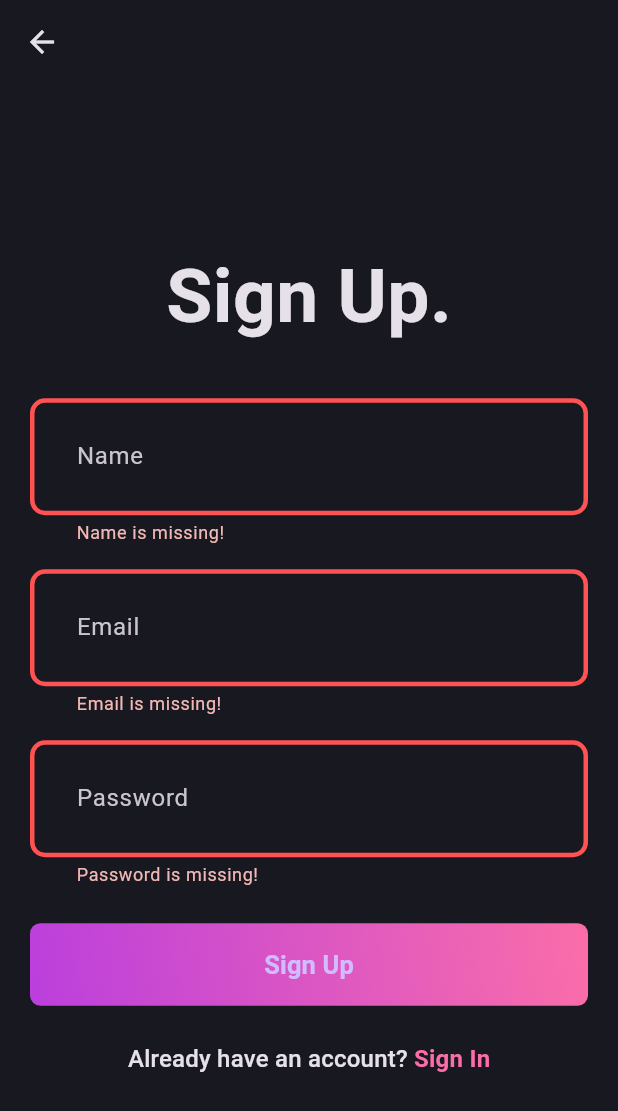
After one commit to AyaAbdElmoneim158/blog-app, a Flutter app: the SignUpPage screen opened by its route, after a tap on "Sign Up", on a phone screen of 412 x 824 dp. The commit adds this screen. Shown: the top 1111 px of the screen. Run offline on Flutter 3.47's test engine with Material 3 defaults, Android fonts, the phone set to English and light mode, and no system bars; our stand-ins replace fpdart, image_picker, internet_connection_checker_plus, page_transition.

Commit message:
Add presentation for auth features

```diff
--- a/app/lib/config/routing/router.dart
+++ b/app/lib/config/routing/router.dart
@@ -1,5 +1,7 @@
 import 'package:flutter/material.dart';
 import 'package:page_transition/page_transition.dart';
+import '../../features/auth/presentation/pages/login_page.dart';
+import '../../features/auth/presentation/pages/sign_up_page.dart';
 import 'routes.dart';
 
 class AppRouter {
@@ -9,7 +11,10 @@ class AppRouter {
     switch (settings.name) {
       case AppRoutes.initRoute:
         return pageTransition(settings, const SplashPage());
-
+      case AppRoutes.login:
+        return pageTransition(settings, const LoginPage(), type: PageTransitionType.bottomToTop);
+      case AppRoutes.register:
+        return pageTransition(settings, const SignUpPage(), type: PageTransitionType.rightToLeft);
       case AppRoutes.noFoundRoute:
       default:
         return pageTransition(settings, const NotFoundPage());
--- a/app/lib/core/helper/constants.dart
+++ b/app/lib/core/helper/constants.dart
@@ -9,6 +9,32 @@ class Constants {
 
   static const noConnectionErrorMessage = 'Not connected to a network!';
   static const failureErrorMessage = 'An unexpected error occurred,';
+  static const signUp = 'Sign Up';
+  static const name = 'Name';
+  static const email = 'Email';
+  static const password = 'Password';
+  static const signIn = 'Sign In';
+  static const alreadyHaveAnAccount = 'Already have an account? ';
+  static const doNotHaveAnAccount = 'Don\'t have an account? ';
+
+// Padding and margin sizes ----------------------------------------------------------------
+  static double xs = 4.0;
+  static double sm = 8.0;
+  static double md = 16.0;
+  static double lg = 24.0;
+  static double xl = 32.0;
+
+  /// Spacing  ----------------------------------------------------------------
+  static double defaultSpace = 24.0;
+  static double spaceBtwItems = 16.0;
+  static double spaceBtwSections = 32.0;
+  static double defaultPadding = 20.0;
+
+  /// Border radius  ----------------------------------------------------------------
+  static double borderRadiusSm = 4.0;
+  static double borderRadiusMd = 8.0;
+  static double borderRadiusLg = 12.0;
+  static double borderRadiusXLg = 16.0;
 }
 
 class AppSupabase {
--- /dev/null
+++ b/app/lib/core/helper/spacing.dart
@@ -0,0 +1,4 @@
+import 'package:flutter/material.dart';
+
+SizedBox verticalSpace(double height) => SizedBox(height: height);
+SizedBox horizontalSpace(double width) => SizedBox(width: width);
--- /dev/null
+++ b/app/lib/core/helper/styles.dart
@@ -0,0 +1,41 @@
+import 'package:flutter/material.dart';
+
+import '../../config/theme/app_pallette.dart';
+
+class AppStyles {
+  AppStyles._();
+
+  static TextStyle font17WhiteSemiBold = const TextStyle(
+    fontSize: 17,
+    fontWeight: FontWeight.w600,
+  );
+
+  static TextStyle font50WhiteBold = const TextStyle(
+    fontSize: 50,
+    fontWeight: FontWeight.bold,
+  );
+  static TextStyle? font16Gradient2Bold(context) => Theme.of(context).textTheme.titleMedium?.copyWith(
+        color: AppPallette.gradient2,
+        fontWeight: FontWeight.bold,
+      );
+
+  static ButtonStyle buildElevatedButtonStyle() {
+    return ElevatedButton.styleFrom(
+      fixedSize: const Size(395, 55),
+      backgroundColor: AppPallette.transparentColor,
+      shadowColor: AppPallette.transparentColor,
+    );
+  }
+
+  static LinearGradient buildLinearGradient() {
+    return const LinearGradient(
+      colors: [
+        AppPallette.gradient1,
+        AppPallette.gradient2,
+        // AppPallette.gradient3,
+      ],
+      begin: Alignment.bottomLeft,
+      end: Alignment.topRight,
+    );
+  }
+}
--- /dev/null
+++ b/app/lib/features/auth/presentation/pages/login_page.dart
@@ -0,0 +1,74 @@
+import 'package:flutter/material.dart';
+
+import '../../../../core/helper/constants.dart';
+import '../../../../core/helper/spacing.dart';
+import '../../../../core/helper/styles.dart';
+import '../widgets/auth_field.dart';
+import '../widgets/auth_gradient_button.dart';
+import '../widgets/auth_rich_text.dart';
+
+class LoginPage extends StatefulWidget {
+  const LoginPage({super.key});
+
+  @override
+  State<LoginPage> createState() => _LoginPageState();
+}
+
+class _LoginPageState extends State<LoginPage> {
+  final emailController = TextEditingController();
+  final passwordController = TextEditingController();
+  final formKey = GlobalKey<FormState>();
+
+  @override
+  void dispose() {
+    emailController.dispose();
+    passwordController.dispose();
+    super.dispose();
+  }
+
+  @override
+  Widget build(BuildContext context) {
+    return Scaffold(
+      body: Padding(
+        padding: EdgeInsets.all(Constants.defaultPadding),
+        child: Form(
+          key: formKey,
+          child: Column(
+            mainAxisAlignment: MainAxisAlignment.center,
+            children: [
+              Text(
+                '${Constants.signIn}.',
+                style: AppStyles.font50WhiteBold,
+              ),
+              verticalSpace(Constants.spaceBtwSections),
+              AuthField(
+                hintText: 'Email',
+                controller: emailController,
+              ),
+              verticalSpace(Constants.spaceBtwItems),
+              AuthField(
+                hintText: 'Password',
+                controller: passwordController,
+                isObscureText: true,
+              ),
+              verticalSpace(Constants.lg),
+              AuthGradientButton(buttonText: Constants.signIn, onPressed: _signInOnPress),
+              verticalSpace(Constants.lg),
+              AuthRichText(
+                textLeft: Constants.doNotHaveAnAccount,
+                textRight: Constants.signUp,
+                onTap: () {
+                  Navigator.pop(context);
+                },
+              ),
+            ],
+          ),
+        ),
+      ),
+    );
+  }
+
+  void _signInOnPress() {
+    if (formKey.currentState!.validate()) {}
+  }
+}
--- /dev/null
+++ b/app/lib/features/auth/presentation/pages/sign_up_page.dart
@@ -0,0 +1,85 @@
+import 'package:flutter/material.dart';
+import '../../../../config/routing/routes.dart';
+import '../../../../core/helper/constants.dart';
+import '../../../../core/helper/spacing.dart';
+import '../../../../core/helper/styles.dart';
+import '../widgets/auth_field.dart';
+import '../widgets/auth_gradient_button.dart';
+import '../widgets/auth_rich_text.dart';
+
+class SignUpPage extends StatefulWidget {
+  const SignUpPage({super.key});
+
+  @override
+  State<SignUpPage> createState() => _SignUpPageState();
+}
+
+class _SignUpPageState extends State<SignUpPage> {
+  final emailController = TextEditingController();
+  final passwordController = TextEditingController();
+  final nameController = TextEditingController();
+  final formKey = GlobalKey<FormState>();
+
+  @override
+  void dispose() {
+    emailController.dispose();
+    passwordController.dispose();
+    nameController.dispose();
+    super.dispose();
+  }
+
+  @override
+  Widget build(BuildContext context) {
+    return Scaffold(
+      appBar: AppBar(),
+      body: Padding(
+        padding: EdgeInsets.all(Constants.defaultPadding),
+        child: Form(
+          key: formKey,
+          child: Column(
+            mainAxisAlignment: MainAxisAlignment.center,
+            children: [
+              Text(
+                '${Constants.signUp}.',
+                style: AppStyles.font50WhiteBold,
+              ),
+              verticalSpace(Constants.spaceBtwSections),
+              AuthField(
+                hintText: Constants.name,
+                controller: nameController,
+              ),
+              verticalSpace(Constants.spaceBtwItems),
+              AuthField(
+                hintText: Constants.email,
+                controller: emailController,
+              ),
+              verticalSpace(Constants.spaceBtwItems),
+              AuthField(
+                hintText: Constants.password,
+                controller: passwordController,
+                isObscureText: true,
+              ),
+              verticalSpace(Constants.lg),
+              AuthGradientButton(
+                buttonText: Constants.signUp,
+                onPressed: _signUpOnPress,
+              ),
+              verticalSpace(Constants.lg),
+              AuthRichText(
+                textLeft: Constants.alreadyHaveAnAccount,
+                textRight: Constants.signIn,
+                onTap: () {
+                  Navigator.pushReplacementNamed(context, AppRoutes.login);
+                },
+              ),
+            ],
+          ),
+        ),
+      ),
+    );
+  }
+
+  void _signUpOnPress() {
+    if (formKey.currentState!.validate()) {}
+  }
+}
--- /dev/null
+++ b/app/lib/features/auth/presentation/widgets/auth_field.dart
@@ -0,0 +1,26 @@
+import 'package:flutter/material.dart';
+
+class AuthField extends StatelessWidget {
+  final String hintText;
+  final TextEditingController controller;
+  final bool isObscureText;
+  const AuthField({
+    super.key,
+    required this.hintText,
+    required this.controller,
+    this.isObscureText = false,
+  });
+
+  @override
+  Widget build(BuildContext context) {
+    return TextFormField(
+      controller: controller,
+      decoration: InputDecoration(hintText: hintText),
+      validator: (value) {
+        if (value!.isEmpty) return "$hintText is missing!";
+        return null;
+      },
+      obscureText: isObscureText,
+    );
+  }
+}
--- /dev/null
+++ b/app/lib/features/auth/presentation/widgets/auth_gradient_button.dart
@@ -0,0 +1,27 @@
+import 'package:flutter/material.dart';
+import '../../../../core/helper/styles.dart';
+
+class AuthGradientButton extends StatelessWidget {
+  final String buttonText;
+  final VoidCallback onPressed;
+  const AuthGradientButton({
+    super.key,
+    required this.buttonText,
+    required this.onPressed,
+  });
+
+  @override
+  Widget build(BuildContext context) {
+    return Container(
+      decoration: BoxDecoration(
+        gradient: AppStyles.buildLinearGradient(),
+        borderRadius: BorderRadius.circular(7),
+      ),
+      child: ElevatedButton(
+        onPressed: onPressed,
+        style: AppStyles.buildElevatedButtonStyle(),
+        child: Text(buttonText, style: AppStyles.font17WhiteSemiBold),
+      ),
+    );
+  }
+}
--- /dev/null
+++ b/app/lib/features/auth/presentation/widgets/auth_rich_text.dart
@@ -0,0 +1,30 @@
+import 'package:flutter/material.dart';
+import '../../../../core/helper/styles.dart';
+
+class AuthRichText extends StatelessWidget {
+  const AuthRichText({
+    super.key,
+    this.textLeft,
+    this.textRight,
+    required this.onTap,
+  });
+  final String? textLeft;
+  final String? textRight;
+  final void Function()? onTap;
+
+  @override
+  Widget build(BuildContext context) {
+    return GestureDetector(
+      onTap: onTap,
+      child: RichText(
+        text: TextSpan(
+          text: textLeft,
+          style: Theme.of(context).textTheme.titleMedium,
+          children: [
+            TextSpan(text: textRight, style: AppStyles.font16Gradient2Bold(context)),
+          ],
+        ),
+      ),
+    );
+  }
+}
```
